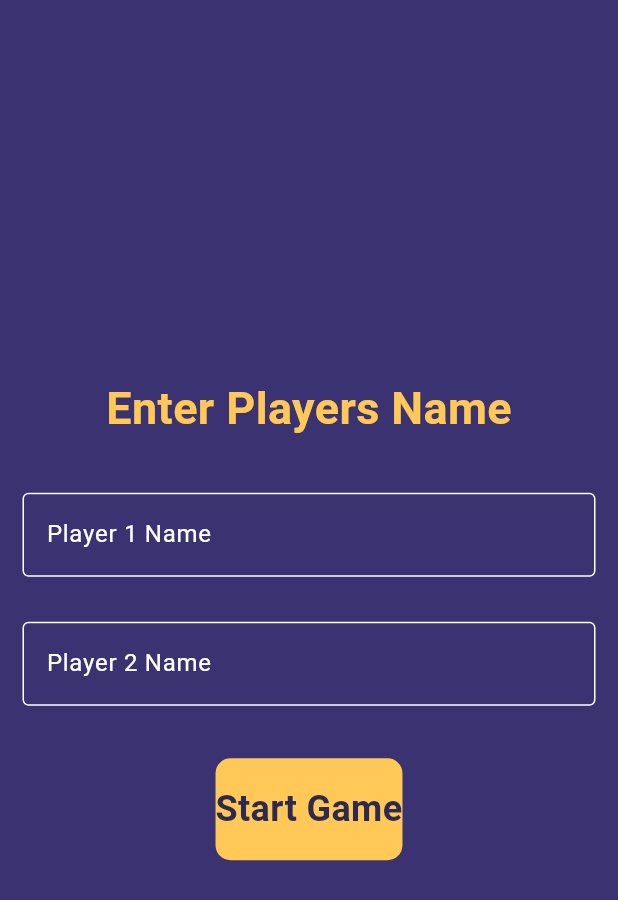
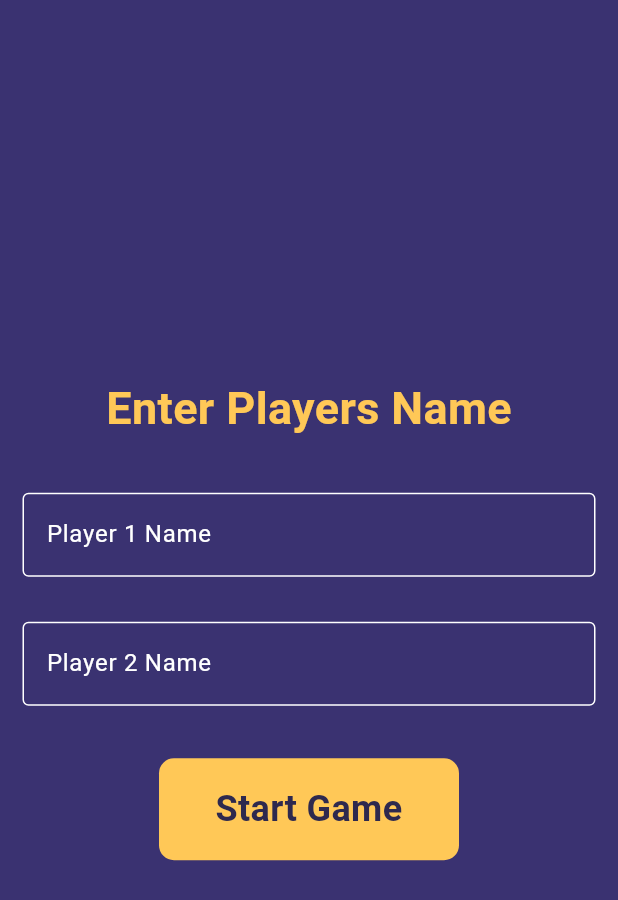
Before and after one commit to Zahraa-Salim/tic_tac_toe, a Flutter app: the HomeScreen screen opened directly, on a phone screen of 412 x 824 dp. Shown: the top 900 px of the screen. Run offline on Flutter 3.47's test engine with Material 3 defaults, Android fonts, the phone set to English and light mode, and no system bars; our stand-ins replace awesome_dialog.

Commit message:
first commit

```diff
--- a/lib/home_screen.dart
+++ b/lib/home_screen.dart
@@ -50,7 +50,9 @@ class _HomeScreenState extends State<HomeScreen> {
 
             const SizedBox(height: 20),
 
-            StartButton(
+            SizedBox(
+              width: 200,
+              child:StartButton(
                   onTap:() {
                     if (_formKey.currentState!.validate()) {
                       Navigator.of(context).push(
@@ -67,6 +69,7 @@ class _HomeScreenState extends State<HomeScreen> {
                   },
                   text:"Start Game"
               ),
+            ),
           ],
         ),
       ),
--- a/lib/home_screen_a.dart
+++ b/lib/home_screen_a.dart
@@ -42,7 +42,9 @@ class _HomeScreenAState extends State<HomeScreenA> {
             ),
 
             const SizedBox(height: 20),
-            StartButton(
+            SizedBox(
+              width: 200,
+              child:StartButton(
                   onTap:() {
                     if (_formKey.currentState!.validate()) {
                       Navigator.of(context).push(
@@ -58,6 +60,7 @@ class _HomeScreenAState extends State<HomeScreenA> {
                   },
                   text:"Start Game"
               ),
+            ),
           ],
         ),
       ),
```
Also changed, not shown: 2 other files. Lines whose indentation alone changed are shown as unchanged.
